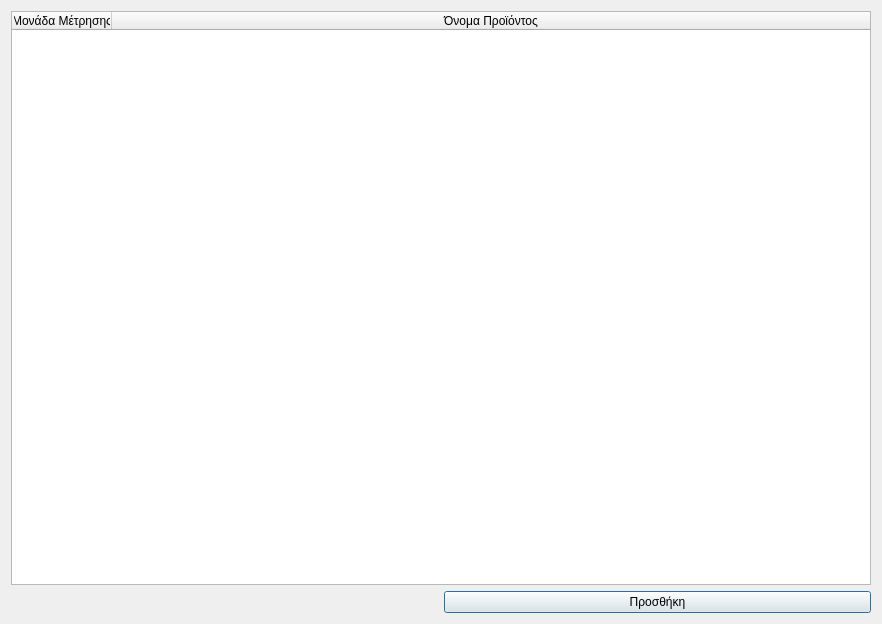
Before: the Qt Designer form files/UI/createOrder.ui in Combustiblemon/Hotel-internal-orders, drawn with Qt 5.
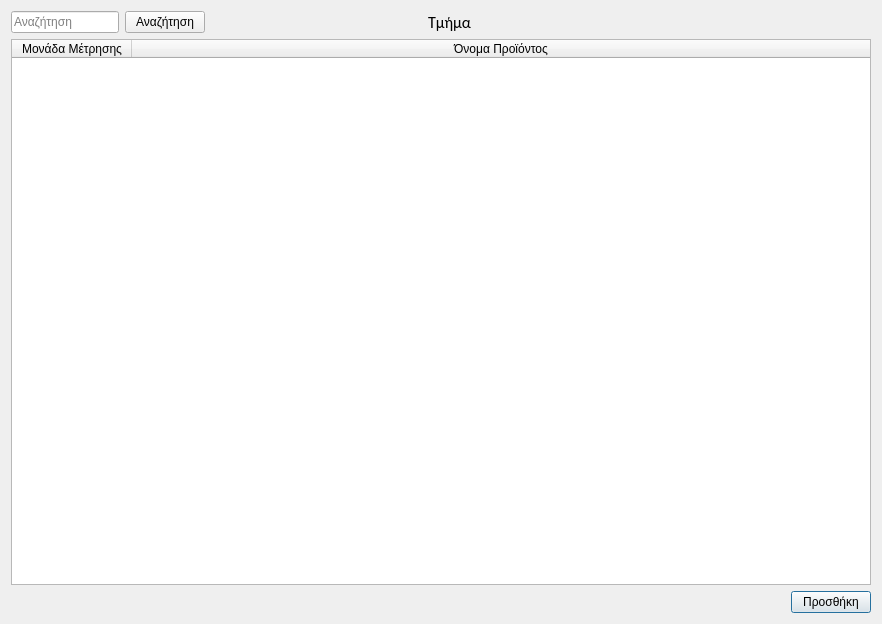
After: the same form once the commit is applied.

Commit message: added search and a bunch of other stuff

Diff of the .ui file:
```diff
--- a/files/UI/createOrder.ui
+++ b/files/UI/createOrder.ui
@@ -14,15 +14,41 @@
    <string>Προσθήκη Προϊόντος</string>
   </property>
   <layout class="QGridLayout" name="gridLayout">
-   <item row="1" column="1">
+   <item row="3" column="3">
     <widget class="QPushButton" name="addItem">
      <property name="text">
       <string>Προσθήκη</string>
      </property>
     </widget>
    </item>
-   <item row="0" column="0" colspan="2">
+   <item row="1" column="1" alignment="Qt::AlignLeft">
+    <widget class="QPushButton" name="searchButton">
+     <property name="sizePolicy">
+      <sizepolicy hsizetype="Minimum" vsizetype="Fixed">
+       <horstretch>10</horstretch>
+       <verstretch>0</verstretch>
+      </sizepolicy>
+     </property>
+     <property name="text">
+      <string>Αναζήτηση</string>
+     </property>
+    </widget>
+   </item>
+   <item row="1" column="0" alignment="Qt::AlignLeft">
+    <widget class="QLineEdit" name="searchInput">
+     <property name="placeholderText">
+      <string>Αναζήτηση</string>
+     </property>
+    </widget>
+   </item>
+   <item row="2" column="0" colspan="4">
     <widget class="QTableWidget" name="productList">
+     <property name="mouseTracking">
+      <bool>true</bool>
+     </property>
+     <property name="sizeAdjustPolicy">
+      <enum>QAbstractScrollArea::AdjustToContents</enum>
+     </property>
      <property name="editTriggers">
       <set>QAbstractItemView::NoEditTriggers</set>
      </property>
@@ -32,6 +58,9 @@
      <property name="selectionBehavior">
       <enum>QAbstractItemView::SelectRows</enum>
      </property>
+     <attribute name="horizontalHeaderDefaultSectionSize">
+      <number>120</number>
+     </attribute>
      <attribute name="horizontalHeaderStretchLastSection">
       <bool>true</bool>
      </attribute>
@@ -47,6 +76,28 @@
      </column>
     </widget>
    </item>
+   <item row="1" column="2" alignment="Qt::AlignLeft">
+    <widget class="QLabel" name="currentSectionLabel">
+     <property name="sizePolicy">
+      <sizepolicy hsizetype="Preferred" vsizetype="Preferred">
+       <horstretch>12</horstretch>
+       <verstretch>0</verstretch>
+      </sizepolicy>
+     </property>
+     <property name="font">
+      <font>
+       <family>Calibri</family>
+       <pointsize>12</pointsize>
+      </font>
+     </property>
+     <property name="text">
+      <string>Τμήμα</string>
+     </property>
+     <property name="alignment">
+      <set>Qt::AlignCenter</set>
+     </property>
+    </widget>
+   </item>
   </layout>
  </widget>
  <resources/>
```
Left out of the diff: 11 changed lines with no effect on the pictures. The commit also changes 6 other files.
